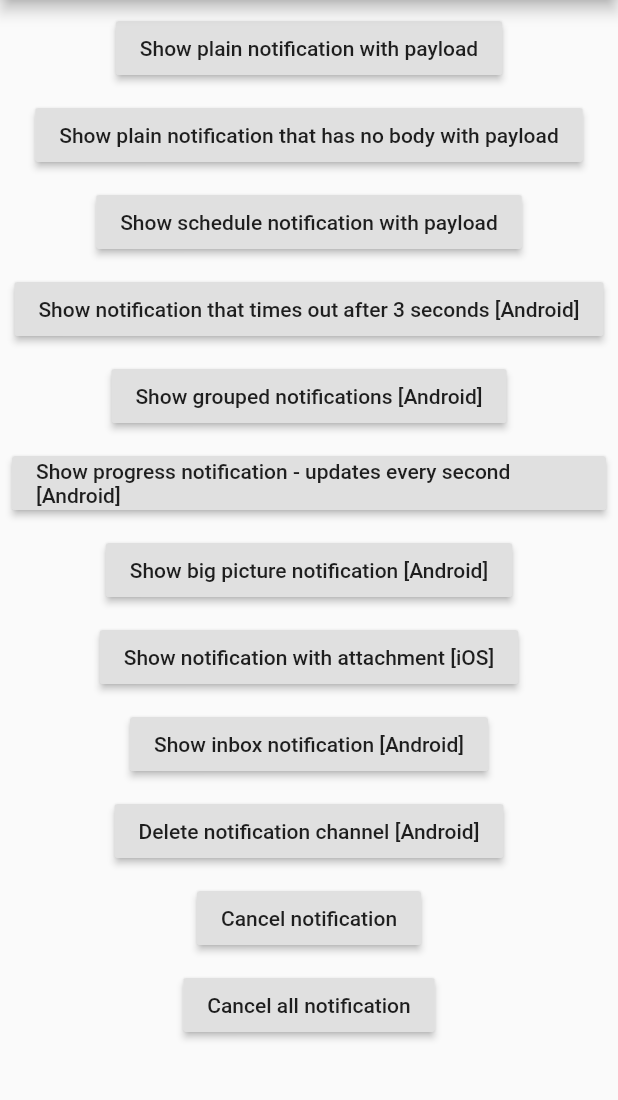
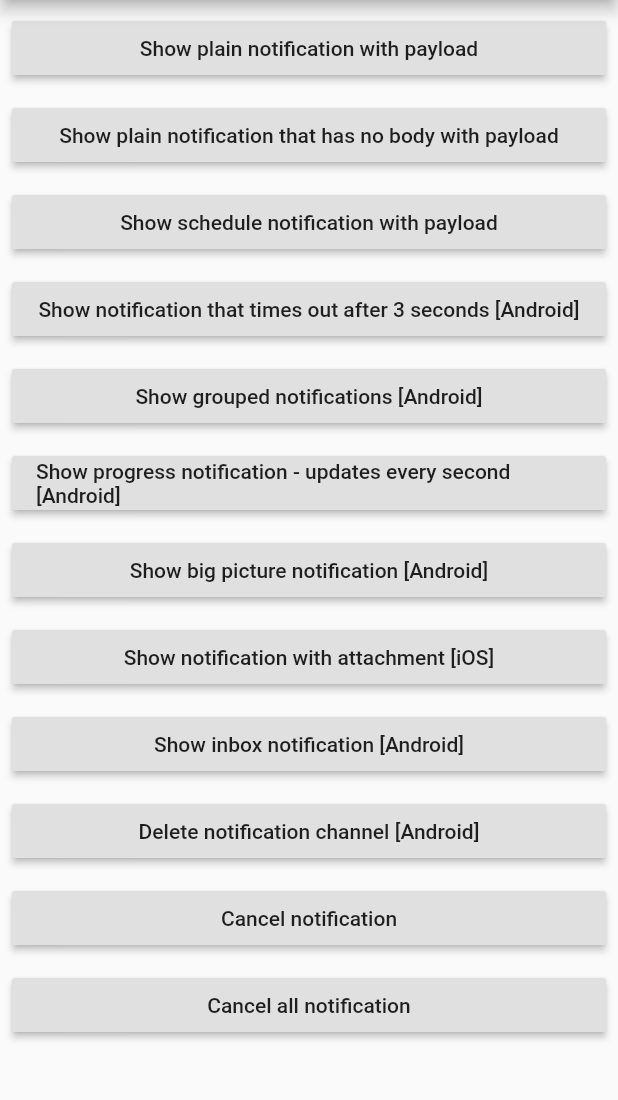
Before and after one commit to rrifafauzikomara/simple_notification, a Flutter app: the screen it shows after launch, on a phone screen of 412 x 824 dp, the part 84-1184 px from its top. Run offline on Flutter 3.47's test engine with Material 2 defaults, Android fonts, the phone set to English and light mode, and no system bars; our stand-ins replace flutter_local_notifications, rxdart.

Commit message:
fix styled button for notification

```diff
--- a/lib/ui/home_page.dart
+++ b/lib/ui/home_page.dart
@@ -39,99 +39,98 @@ class _HomePageState extends State<HomePage> {
             scrollDirection: Axis.vertical,
             child: Column(
               children: <Widget>[
-                RaisedButton(
-                  child: Text('Show plain notification with payload'),
+                CustomButton(
+                  text: 'Show plain notification with payload',
                   onPressed: () async {
                     await NotificationHelper.showNotification(
                         flutterLocalNotificationsPlugin);
                   },
                 ),
                 SizedBox(height: 10),
-                RaisedButton(
-                  child: Text(
-                      'Show plain notification that has no body with payload'),
+                CustomButton(
+                  text: 'Show plain notification that has no body with payload',
                   onPressed: () async {
                     await NotificationHelper.showNotificationWithNoBody(
                         flutterLocalNotificationsPlugin);
                   },
                 ),
                 SizedBox(height: 10),
-                RaisedButton(
-                  child: Text('Show schedule notification with payload'),
+                CustomButton(
+                  text: 'Show schedule notification with payload',
                   onPressed: () async {
                     await NotificationHelper.scheduleNotification(
                         flutterLocalNotificationsPlugin);
                   },
                 ),
                 SizedBox(height: 10),
-                RaisedButton(
-                  child: Text(
-                      'Show notification that times out after 3 seconds [Android]'),
+                CustomButton(
+                  text:
+                      'Show notification that times out after 3 seconds [Android]',
                   onPressed: () async {
                     await NotificationHelper.showTimeoutNotification(
                         flutterLocalNotificationsPlugin);
                   },
                 ),
                 SizedBox(height: 10),
-                RaisedButton(
-                  child: Text('Show grouped notifications [Android]'),
+                CustomButton(
+                  text: 'Show grouped notifications [Android]',
                   onPressed: () async {
                     await NotificationHelper.showGroupedNotifications(
                         flutterLocalNotificationsPlugin);
                   },
                 ),
                 SizedBox(height: 10),
-                RaisedButton(
-                  child: Text(
-                      'Show progress notification - updates every second [Android]'),
+                CustomButton(
+                  text:
+                      'Show progress notification - updates every second [Android]',
                   onPressed: () async {
                     await NotificationHelper.showProgressNotification(
                         flutterLocalNotificationsPlugin);
                   },
                 ),
                 SizedBox(height: 10),
-                RaisedButton(
-                  child: Text('Show big picture notification [Android]'),
+                CustomButton(
+                  text: 'Show big picture notification [Android]',
                   onPressed: () async {
                     await NotificationHelper.showBigPictureNotification(
                         flutterLocalNotificationsPlugin);
                   },
                 ),
                 SizedBox(height: 10),
-                RaisedButton(
-                  child: Text('Show notification with attachment [iOS]'),
+                CustomButton(
+                  text: 'Show notification with attachment [iOS]',
                   onPressed: () async {
                     await NotificationHelper.showNotificationWithAttachment(
                         flutterLocalNotificationsPlugin);
                   },
                 ),
                 SizedBox(height: 10),
-                RaisedButton(
-                  child: Text('Show inbox notification [Android]'),
+                CustomButton(
+                  text: 'Show inbox notification [Android]',
                   onPressed: () async {
                     await NotificationHelper.showInboxNotification(
                         flutterLocalNotificationsPlugin);
                   },
                 ),
                 SizedBox(height: 10),
-                RaisedButton(
-                  child: Text('Delete notification channel [Android]'),
+                CustomButton(
+                  text: 'Delete notification channel [Android]',
                   onPressed: () async {
                     await NotificationHelper.deleteNotificationChannel(
                         flutterLocalNotificationsPlugin, context);
                   },
                 ),
                 SizedBox(height: 10),
-                RaisedButton(
-                  child: Text('Cancel notification'),
+                CustomButton(
+                  text: 'Cancel notification',
                   onPressed: () async {
                     await NotificationHelper.cancelNotification(
                         flutterLocalNotificationsPlugin);
                   },
                 ),
                 SizedBox(height: 10),
-                RaisedButton(
-                  child: Text('Cancel all notification'),
+                CustomButton(
+                  text: 'Cancel all notification',
                   onPressed: () async {
                     await NotificationHelper.cancelAllNotifications(
                         flutterLocalNotificationsPlugin);
@@ -145,3 +144,22 @@ class _HomePageState extends State<HomePage> {
     );
   }
 }
+
+class CustomButton extends StatelessWidget {
+  final String text;
+  final Function onPressed;
+
+  const CustomButton({Key key, this.text, this.onPressed}) : super(key: key);
+
+  @override
+  Widget build(BuildContext context) {
+    return ButtonTheme(
+      buttonColor: Colors.grey[300],
+      minWidth: double.infinity,
+      child: RaisedButton(
+        child: Text(text),
+        onPressed: onPressed,
+      ),
+    );
+  }
+}
```
